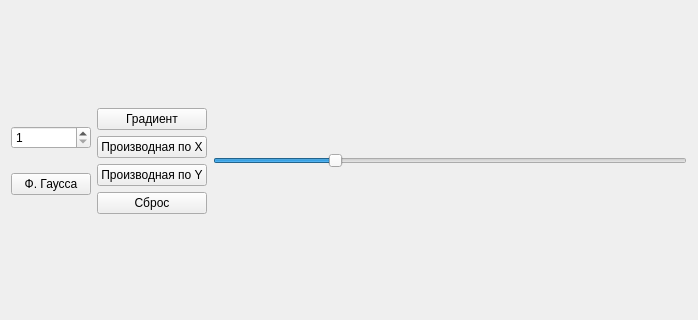
Qt form mainwindow.ui (Poletayson/ImageProcessing_1) before a commit; both pictures show x 0 to 698 and y 120 to 440 of the 698 by 548 pixel window.
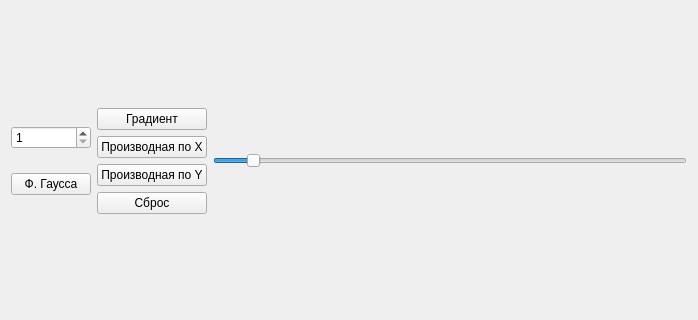
The same form after that commit.

```diff
--- a/mainwindow.ui
+++ b/mainwindow.ui
@@ -78,13 +78,19 @@
            <bool>true</bool>
           </property>
           <property name="minimum">
-           <number>0</number>
+           <number>1</number>
           </property>
           <property name="maximum">
-           <number>255</number>
+           <number>15</number>
+          </property>
+          <property name="singleStep">
+           <number>1</number>
           </property>
           <property name="value">
-           <number>64</number>
+           <number>2</number>
+          </property>
+          <property name="sliderPosition">
+           <number>2</number>
           </property>
           <property name="orientation">
            <enum>Qt::Horizontal</enum>
```
Left out of the diff: 2 changed lines with no effect on the pictures.
